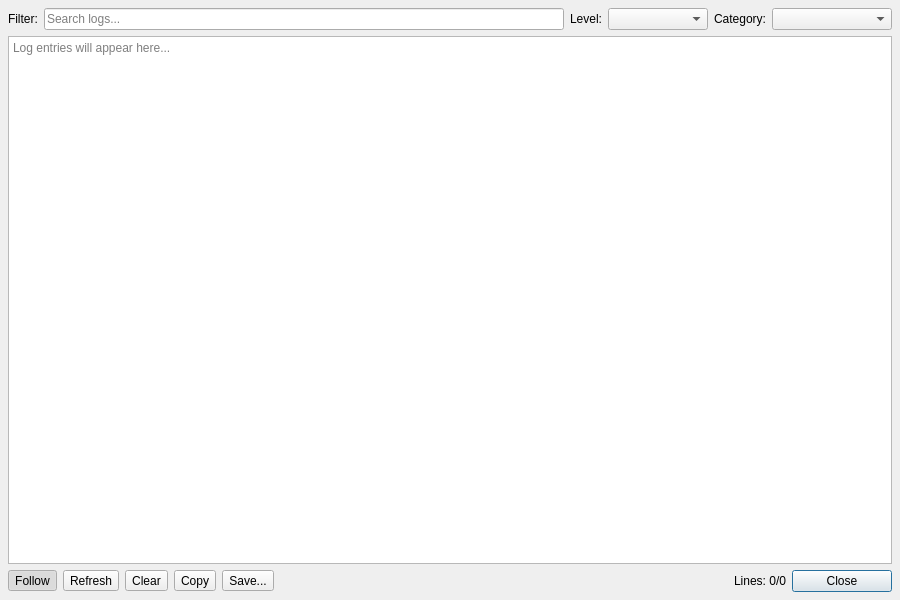
goloveshko/ModeFlow, file src/gui/LogViewerDialog.ui: the form before one commit.
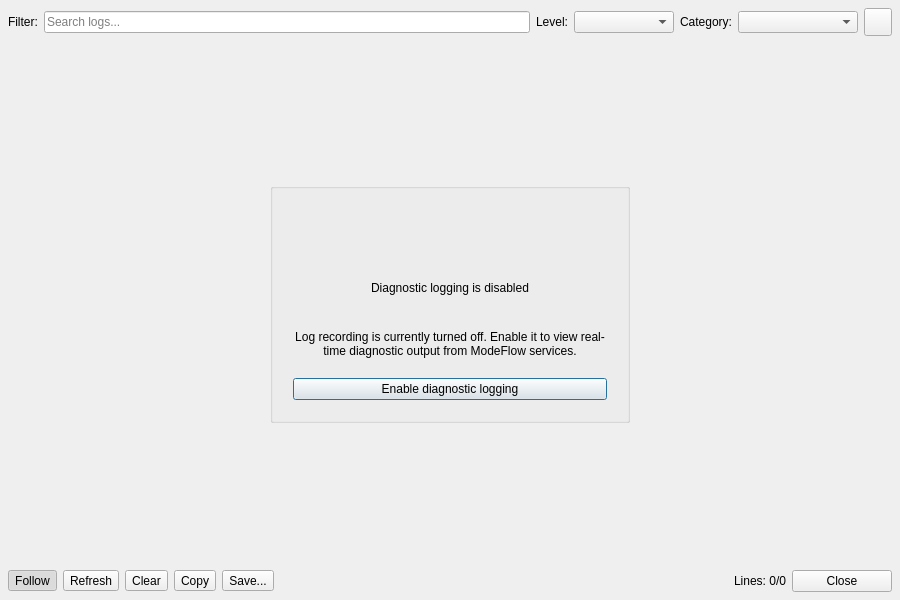
The form after the commit. The open tabs and pages were chosen to show the change.

Commit message:
feat(logging): add diagnostic logging and optimize LogViewer
- Add diagnostic logging toggle to SettingsDialog and ConfigManager
- Implement Fluent zero-state and live recording toggle in LogViewerDialog
- Add QSS styles for record button across dark, light, and system themes
- Optimize LogViewer auto-scrolling, QStringView parsing, and signal blocking

```diff
--- a/src/gui/LogViewerDialog.ui
+++ b/src/gui/LogViewerDialog.ui
@@ -19,10 +19,7 @@
   <property name="windowTitle">
    <string>Log Viewer</string>
   </property>
-  <layout class="QVBoxLayout" name="mainLayout">
-   <property name="spacing">
-    <number>6</number>
-   </property>
+  <layout class="QGridLayout" name="gridLayout">
    <property name="leftMargin">
     <number>8</number>
    </property>
@@ -35,7 +32,7 @@
    <property name="bottomMargin">
     <number>8</number>
    </property>
-   <item>
+   <item row="0" column="0">
     <layout class="QHBoxLayout" name="filterLayout">
      <item>
       <widget class="QLabel" name="labelFilter">
@@ -88,22 +85,208 @@
        </property>
       </widget>
      </item>
+     <item>
+      <widget class="QToolButton" name="btnRecordLog">
+       <property name="minimumSize">
+        <size>
+         <width>28</width>
+         <height>28</height>
+        </size>
+       </property>
+       <property name="maximumSize">
+        <size>
+         <width>28</width>
+         <height>28</height>
+        </size>
+       </property>
+       <property name="toolTip">
+        <string>Toggle log recording</string>
+       </property>
+       <property name="checkable">
+        <bool>true</bool>
+       </property>
+      </widget>
+     </item>
     </layout>
    </item>
-   <item>
-    <widget class="QPlainTextEdit" name="textLog">
-     <property name="lineWrapMode">
-      <enum>QPlainTextEdit::LineWrapMode::NoWrap</enum>
+   <item row="1" column="0">
+    <widget class="QStackedWidget" name="stackedWidget">
+     <property name="currentIndex">
+      <number>0</number>
      </property>
-     <property name="readOnly">
-      <bool>true</bool>
-     </property>
-     <property name="placeholderText">
-      <string>Log entries will appear here...</string>
-     </property>
+     <widget class="QWidget" name="pageLog">
+      <layout class="QVBoxLayout" name="verticalLayout_3">
+       <property name="leftMargin">
+        <number>0</number>
+       </property>
+       <property name="topMargin">
+        <number>0</number>
+       </property>
+       <property name="rightMargin">
+        <number>0</number>
+       </property>
+       <property name="bottomMargin">
+        <number>0</number>
+       </property>
+       <item>
+        <widget class="QPlainTextEdit" name="textLog">
+         <property name="lineWrapMode">
+          <enum>QPlainTextEdit::LineWrapMode::NoWrap</enum>
+         </property>
+         <property name="readOnly">
+          <bool>true</bool>
+         </property>
+         <property name="placeholderText">
+          <string>Log entries will appear here...</string>
+         </property>
+        </widget>
+       </item>
+      </layout>
+     </widget>
+     <widget class="QWidget" name="pageZeroState">
+      <layout class="QGridLayout" name="gridLayout_2">
+       <item row="1" column="1" rowspan="2">
+        <widget class="QGroupBox" name="panelZeroState">
+         <property name="minimumSize">
+          <size>
+           <width>360</width>
+           <height>240</height>
+          </size>
+         </property>
+         <property name="maximumSize">
+          <size>
+           <width>480</width>
+           <height>320</height>
+          </size>
+         </property>
+         <property name="title">
+          <string/>
+         </property>
+         <layout class="QVBoxLayout" name="zeroStateLayout">
+          <property name="spacing">
+           <number>12</number>
+          </property>
+          <property name="leftMargin">
+           <number>20</number>
+          </property>
+          <property name="topMargin">
+           <number>20</number>
+          </property>
+          <property name="rightMargin">
+           <number>20</number>
+          </property>
+          <property name="bottomMargin">
+           <number>20</number>
+          </property>
+          <item>
+           <widget class="QLabel" name="labelEmptyIcon">
+            <property name="text">
+             <string/>
+            </property>
+            <property name="alignment">
+             <set>Qt::AlignmentFlag::AlignCenter</set>
+            </property>
+           </widget>
+          </item>
+          <item>
+           <widget class="QLabel" name="labelEmptyTitle">
+            <property name="text">
+             <string>Diagnostic logging is disabled</string>
+            </property>
+            <property name="alignment">
+             <set>Qt::AlignmentFlag::AlignCenter</set>
+            </property>
+            <property name="wordWrap">
+             <bool>true</bool>
+            </property>
+           </widget>
+          </item>
+          <item>
+           <widget class="QLabel" name="labelEmptyDesc">
+            <property name="text">
+             <string>Log recording is currently turned off. Enable it to view real-time diagnostic output from ModeFlow services.</string>
+            </property>
+            <property name="alignment">
+             <set>Qt::AlignmentFlag::AlignCenter</set>
+            </property>
+            <property name="wordWrap">
+             <bool>true</bool>
+            </property>
+           </widget>
+          </item>
+          <item>
+           <widget class="QPushButton" name="btnEnableLogging">
+            <property name="cursor">
+             <cursorShape>PointingHandCursor</cursorShape>
+            </property>
+            <property name="text">
+             <string>Enable diagnostic logging</string>
+            </property>
+            <property name="default">
+             <bool>true</bool>
+            </property>
+           </widget>
+          </item>
+         </layout>
+        </widget>
+       </item>
+       <item row="1" column="2" rowspan="2">
+        <spacer name="horizontalSpacer_3">
+         <property name="orientation">
+          <enum>Qt::Orientation::Horizontal</enum>
+         </property>
+         <property name="sizeHint" stdset="0">
+          <size>
+           <width>264</width>
+           <height>237</height>
+          </size>
+         </property>
+        </spacer>
+       </item>
+       <item row="1" column="0" rowspan="2">
+        <spacer name="horizontalSpacer_2">
+         <property name="orientation">
+          <enum>Qt::Orientation::Horizontal</enum>
+         </property>
+         <property name="sizeHint" stdset="0">
+          <size>
+           <width>264</width>
+           <height>237</height>
+          </size>
+         </property>
+        </spacer>
+       </item>
+       <item row="0" column="0" colspan="3">
+        <spacer name="verticalSpacer_2">
+         <property name="orientation">
+          <enum>Qt::Orientation::Vertical</enum>
+         </property>
+         <property name="sizeHint" stdset="0">
+          <size>
+           <width>863</width>
+           <height>119</height>
+          </size>
+         </property>
+        </spacer>
+       </item>
+       <item row="3" column="0" colspan="3">
+        <spacer name="verticalSpacer">
+         <property name="orientation">
+          <enum>Qt::Orientation::Vertical</enum>
+         </property>
+         <property name="sizeHint" stdset="0">
+          <size>
+           <width>863</width>
+           <height>119</height>
+          </size>
+         </property>
+        </spacer>
+       </item>
+      </layout>
+     </widget>
     </widget>
    </item>
-   <item>
+   <item row="2" column="0">
     <layout class="QHBoxLayout" name="buttonLayout">
      <item>
       <widget class="QToolButton" name="btnFollow">
```
The commit also changes 19 other files.
